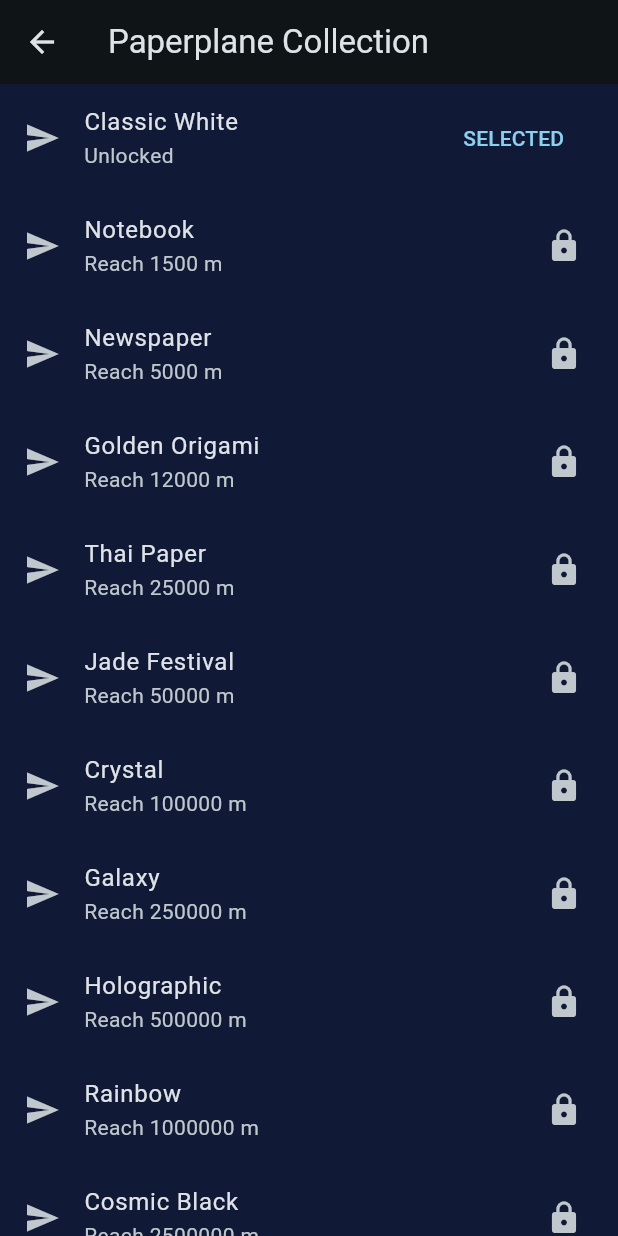
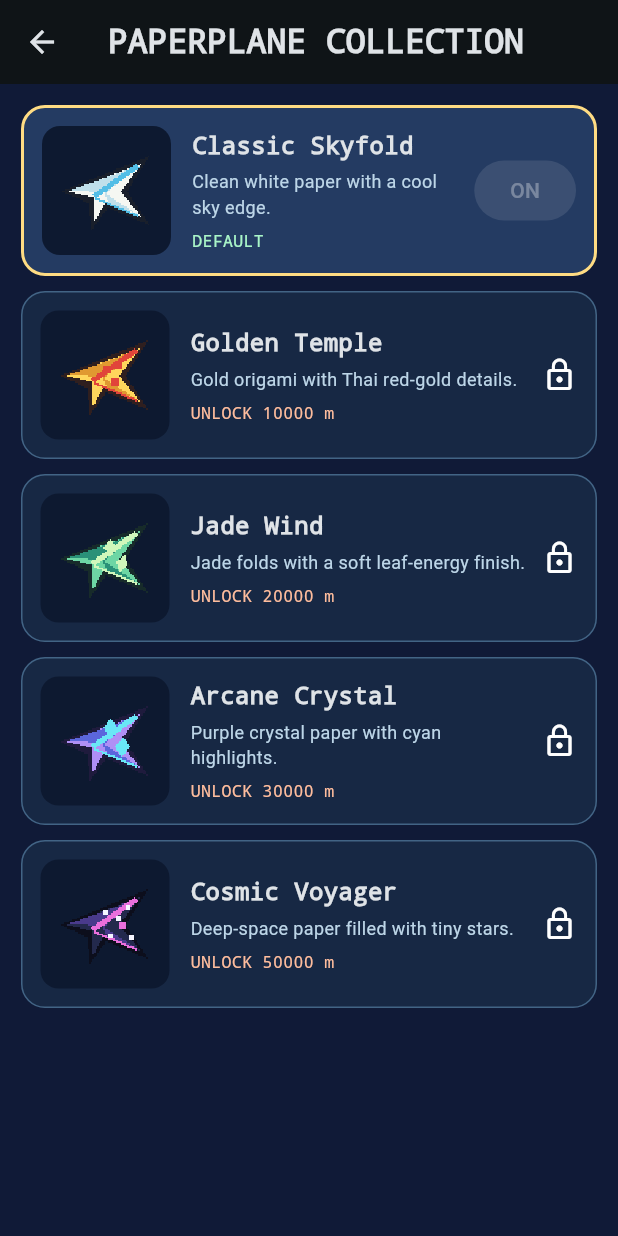
Before and after one commit to btk5/mobile-paperplane, a Flutter app: the screen it shows after launch, after a tap on "PAPERPLANE COLLECTION", on a phone screen of 412 x 824 dp. Run offline on Flutter 3.47's test engine with Material 3 defaults, Android fonts, the phone set to English and light mode, and no system bars; our stand-ins replace shared_preferences; missing offline and left inert: flame, flame_audio.

Commit message:
Initial commit

```diff
--- a/lib/game_audio.dart
+++ b/lib/game_audio.dart
@@ -2,7 +2,8 @@ import 'dart:async';
 import 'package:flame_audio/flame_audio.dart';
 import 'catalog.dart';
 
-/// Sounds are original generated WAVs. Errors must never interrupt gameplay.
+/// Single-owner audio controller. Music operations are serialized so menu,
+/// gameplay and stage changes can never fight over the BGM player.
 class GameAudio {
   bool sound = true;
   bool music = true;
@@ -10,6 +11,9 @@ class GameAudio {
   double musicVolume = .45;
   String? _track;
   final Map<String, DateTime> _last = {};
+  Future<void> _musicQueue = Future<void>.value();
+  bool _prepared = false;
+
   static const effects = <String>[
     'slash.wav',
     'kill.wav',
@@ -26,11 +30,21 @@ class GameAudio {
     'power.wav',
     'wind.wav',
   ];
+  static const musicTracks = <String>[
+    'music_menu.mp3',
+    'music_china.wav',
+    'music_mythical.wav',
+    'music_space.wav',
+  ];
 
   Future<void> prepare() async {
+    if (_prepared) return;
     try {
-      await FlameAudio.audioCache.loadAll(effects);
-    } catch (_) {}
+      await FlameAudio.audioCache.loadAll([...effects, ...musicTracks]);
+      _prepared = true;
+    } catch (_) {
+      // A missing/unsupported audio file must never break gameplay.
+    }
   }
 
   void effect(String name, {int cooldownMs = 80}) {
@@ -46,9 +60,7 @@ class GameAudio {
   Future<void> _playEffect(String name) async {
     try {
       await FlameAudio.play('$name.wav', volume: soundVolume);
-    } catch (_) {
-      // Audio failures must not interrupt the game loop.
-    }
+    } catch (_) {}
   }
 
   String _regionTrack(Region region) => switch (region) {
@@ -58,74 +70,66 @@ class GameAudio {
         Region.space => 'music_space.wav',
       };
 
-  Future<void> stopMusic() async {
+  Future<void> _enqueue(Future<void> Function() action) {
+    final next = _musicQueue.then((_) => action(), onError: (_) => action());
+    _musicQueue = next.catchError((_) {});
+    return next;
+  }
+
+  Future<void> _playTrack(String track, {bool restart = false}) =>
+      _enqueue(() async {
+        if (!music) {
           _track = null;
           try {
             await FlameAudio.bgm.stop();
           } catch (_) {}
+          return;
         }
-
-  Future<void> playMenu() async {
-    _track = null;
-    if (!music) {
-      await stopMusic();
+        await prepare();
+        if (!restart && _track == track) {
+          try {
+            await FlameAudio.bgm.audioPlayer.setVolume(musicVolume);
+          } catch (_) {}
           return;
         }
         try {
           await FlameAudio.bgm.stop();
-      await FlameAudio.bgm.play('music_menu.mp3', volume: musicVolume);
-      _track = 'music_menu.mp3';
-    } catch (_) {}
+          await FlameAudio.bgm.play(track, volume: musicVolume);
+          _track = track;
+        } catch (_) {
+          _track = null;
         }
+      });
 
-  Future<void> startRun() async {
-    // Always restart the soundtrack from the beginning on a new run.
+  Future<void> stopMusic() => _enqueue(() async {
         _track = null;
-    if (!music) {
-      await stopMusic();
-      return;
-    }
         try {
           await FlameAudio.bgm.stop();
-      await FlameAudio.bgm.play('music_menu.mp3', volume: musicVolume);
-      _track = 'music_menu.mp3';
         } catch (_) {}
-  }
+      });
 
-  Future<void> setRegion(Region region) async {
-    final next = _regionTrack(region);
-    if (_track == next) return;
-    _track = next;
-    if (!music) return;
-    try {
-      await FlameAudio.bgm.stop();
-      await FlameAudio.bgm.play(next, volume: musicVolume);
-    } catch (_) {}
-  }
+  Future<void> playMenu() => _playTrack('music_menu.mp3');
+
+  /// A new run intentionally starts the Thailand/menu theme from the beginning.
+  Future<void> startRun() => _playTrack('music_menu.mp3', restart: true);
+
+  Future<void> setRegion(Region region) => _playTrack(_regionTrack(region));
 
   Future<void> setMusic(bool enabled, Region region) async {
     music = enabled;
-    _track = null;
     if (!enabled) {
-      try {
-        await FlameAudio.bgm.stop();
-      } catch (_) {}
+      await stopMusic();
     } else {
-      await setRegion(region);
+      await _playTrack(_regionTrack(region));
     }
   }
 
-  Future<void> updateMusicVolume(double volume) async {
+  Future<void> updateMusicVolume(double volume) => _enqueue(() async {
         musicVolume = volume.clamp(0.0, 1.0);
         try {
           await FlameAudio.bgm.audioPlayer.setVolume(musicVolume);
         } catch (_) {}
+      });
+
+  Future<void> dispose() => stopMusic();
 }
-
-  Future<void> dispose() async {
-    try {
-      await FlameAudio.bgm.stop();
-    } catch (_) {}
-    _track = null;
-  }
-}
--- a/lib/main.dart
+++ b/lib/main.dart
@@ -589,39 +589,94 @@ class Encyclopedia extends StatelessWidget {
 class SkinsPage extends StatelessWidget {
   const SkinsPage({super.key});
   static const names = [
-    'Classic White',
-    'Notebook',
-    'Newspaper',
-    'Golden Origami',
-    'Thai Paper',
-    'Jade Festival',
-    'Crystal',
-    'Galaxy',
-    'Holographic',
-    'Rainbow',
-    'Cosmic Black',
-    'Singularity'
+    'Classic Skyfold',
+    'Golden Temple',
+    'Jade Wind',
+    'Arcane Crystal',
+    'Cosmic Voyager'
+  ];
+  static const descriptions = [
+    'Clean white paper with a cool sky edge.',
+    'Gold origami with Thai red-gold details.',
+    'Jade folds with a soft leaf-energy finish.',
+    'Purple crystal paper with cyan highlights.',
+    'Deep-space paper filled with tiny stars.',
   ];
   @override
   Widget build(BuildContext context) {
     final s = context.watch<SaveData>();
     return Scaffold(
-        appBar: AppBar(title: const Text('Paperplane Collection')),
-        body: ListView(children: [
-          for (int i = 0; i < names.length; i++)
-            ListTile(
-                leading: const Icon(Icons.send),
-                title: Text(names[i]),
-                subtitle: Text(s.skinUnlocked(i)
-                    ? 'Unlocked'
-                    : 'Reach ${SaveData.skinMilestones[i]} m'),
-                trailing: s.skinUnlocked(i)
-                    ? TextButton(
-                        onPressed: () => s.skin(i),
-                        child:
-                            Text(s.selectedSkin == i ? 'SELECTED' : 'SELECT'))
-                    : const Icon(Icons.lock))
-        ]));
+      appBar: AppBar(
+          title: const Text('PAPERPLANE COLLECTION',
+              style: TextStyle(
+                  fontFamily: 'monospace', fontWeight: FontWeight.w900))),
+      body: ListView.separated(
+        padding: const EdgeInsets.all(14),
+        itemCount: names.length,
+        separatorBuilder: (_, __) => const SizedBox(height: 10),
+        itemBuilder: (context, i) {
+          final unlocked = s.skinUnlocked(i);
+          final selected = s.selectedSkin == i;
+          return AnimatedContainer(
+              duration: const Duration(milliseconds: 180),
+              padding: const EdgeInsets.all(12),
+              decoration: BoxDecoration(
+                  color: selected
+                      ? const Color(0xff243b62)
+                      : const Color(0xff172844),
+                  borderRadius: BorderRadius.circular(16),
+                  border: Border.all(
+                      color: selected
+                          ? const Color(0xffffdc83)
+                          : const Color(0xff426485),
+                      width: selected ? 2 : 1)),
+              child: Row(children: [
+                Container(
+                    width: 86,
+                    height: 86,
+                    padding: const EdgeInsets.all(5),
+                    decoration: BoxDecoration(
+                        color: const Color(0xff0d1930),
+                        borderRadius: BorderRadius.circular(12)),
+                    child: Image.asset('assets/images/skins/skin_$i.png',
+                        filterQuality: FilterQuality.none,
+                        fit: BoxFit.contain)),
+                const SizedBox(width: 14),
+                Expanded(
+                    child: Column(
+                        crossAxisAlignment: CrossAxisAlignment.start,
+                        children: [
+                      Text(names[i],
+                          style: const TextStyle(
+                              fontFamily: 'monospace',
+                              fontWeight: FontWeight.w900,
+                              fontSize: 16)),
+                      const SizedBox(height: 4),
+                      Text(descriptions[i],
+                          style: const TextStyle(
+                              fontSize: 12, color: Color(0xffbdd6e8))),
+                      const SizedBox(height: 6),
+                      Text(
+                          i == 0
+                              ? 'DEFAULT'
+                              : 'UNLOCK ${SaveData.skinMilestones[i]} m',
+                          style: TextStyle(
+                              fontFamily: 'monospace',
+                              fontSize: 11,
+                              color: unlocked
+                                  ? const Color(0xffa9f5c8)
+                                  : const Color(0xffffbd9d))),
+                    ])),
+                const SizedBox(width: 8),
+                unlocked
+                    ? FilledButton(
+                        onPressed: selected ? null : () => s.skin(i),
+                        child: Text(selected ? 'ON' : 'USE'))
+                    : const Icon(Icons.lock_outline),
+              ]));
+        },
+      ),
+    );
   }
 }
 
--- a/lib/save.dart
+++ b/lib/save.dart
@@ -14,20 +14,7 @@ class SaveData extends ChangeNotifier {
   final List<int> highs = [];
   int totalKills = 0, totalBosses = 0, totalTransformations = 0;
   final Set<String> achievements = {};
-  static const skinMilestones = [
-    0,
-    1500,
-    5000,
-    12000,
-    25000,
-    50000,
-    100000,
-    250000,
-    500000,
-    1000000,
-    2500000,
-    10000000
-  ];
+  static const skinMilestones = [0, 10000, 20000, 30000, 50000];
   void _readCounts(String key, Map<String, int> target) {
     final raw = _prefs?.getString(key);
     if (raw == null) return;
@@ -41,7 +28,8 @@ class SaveData extends ChangeNotifier {
     _prefs = await SharedPreferences.getInstance();
     best = _prefs!.getInt('pb_best') ?? 0;
     runs = _prefs!.getInt('pb_runs') ?? 0;
-    selectedSkin = _prefs!.getInt('pb_skin') ?? 0;
+    selectedSkin =
+        (_prefs!.getInt('pb_skin') ?? 0).clamp(0, skinMilestones.length - 1);
     sound = _prefs!.getBool('pb_sound') ?? true;
     music = _prefs!.getBool('pb_music') ?? true;
     soundVolume = (_prefs!.getDouble('pb_sound_volume') ?? .75).clamp(0.0, 1.0);
--- a/pubspec.yaml
+++ b/pubspec.yaml
@@ -22,3 +22,4 @@ flutter:
     - assets/images/
     - assets/images/thailand/
     - assets/images/combo/
+    - assets/images/skins/
```
Also changed, not shown: lib/sky_game.dart (+39 -4 lines), assets/images/skins/skin_0.png (added), assets/images/skins/skin_1.png (added), assets/images/skins/skin_2.png (added), assets/images/skins/skin_3.png (added), assets/images/skins/skin_4.png (added), 2 other files. Lines whose indentation alone changed are shown as unchanged.
